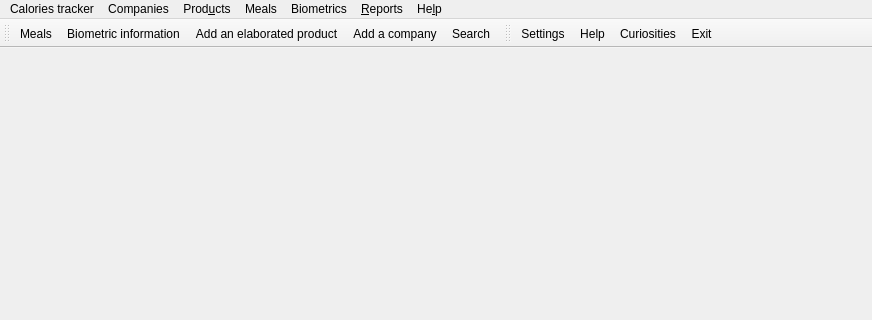
First picture: the form in caloriestracker/ui/frmMain.ui, repository turulomio/caloriestracker, before the edit; both pictures show x 0 to 872 and y 0 to 320 of the 1458 by 625 pixel window.
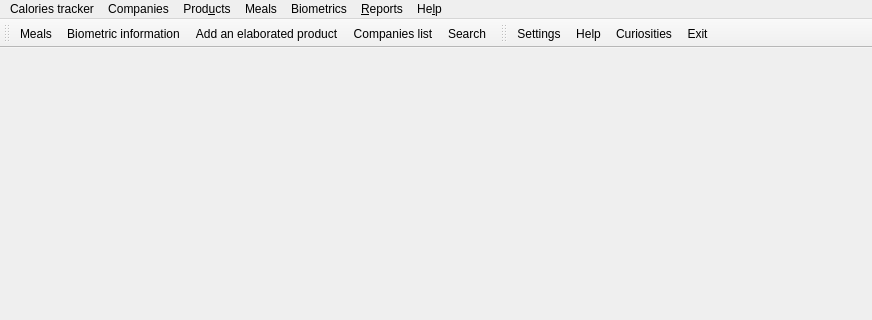
Second picture: the form after the edit. Icons and pictures are not drawn.

The edit to the form file:
```diff
--- a/caloriestracker/ui/frmMain.ui
+++ b/caloriestracker/ui/frmMain.ui
@@ -138,7 +138,7 @@
    <addaction name="actionMeals"/>
    <addaction name="actionBiometrics"/>
    <addaction name="actionElaboratedProductAdd"/>
-   <addaction name="actionCompaniesAdd"/>
+   <addaction name="actionCompanies"/>
    <addaction name="actionSearch"/>
   </widget>
   <widget class="QStatusBar" name="statusBar"/>
@@ -334,6 +334,18 @@
     <string>Add a company</string>
    </property>
   </action>
+  <action name="actionCompanies">
+   <property name="icon">
+    <iconset resource="../images/caloriestracker.qrc">
+     <normaloff>:/caloriestracker/companies.png</normaloff>:/caloriestracker/companies.png</iconset>
+   </property>
+   <property name="text">
+    <string>Companies list</string>
+   </property>
+   <property name="toolTip">
+    <string>Companies list</string>
+   </property>
+  </action>
  </widget>
  <resources>
   <include location="../images/caloriestracker.qrc"/>
```
Left out of the diff: 2 changed lines with no effect on the pictures.
